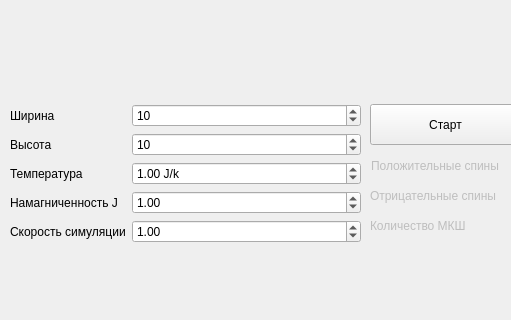
Old version of the form magnetism/mainwindow.ui in the repository tulen-pod-soysom/magnetism; both pictures show x 0 to 511 and y 446 to 766 of the 800 by 766 pixel window.
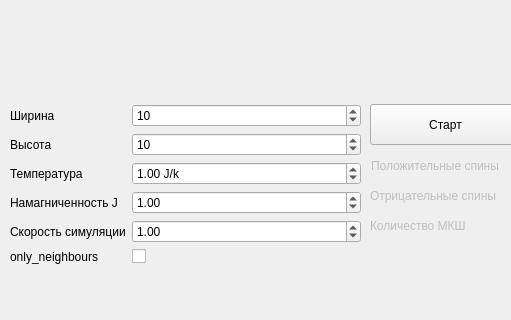
New version of the form. Custom widgets are drawn as their Qt base class.

Commit message: added normal initial distribution of spins, and some options for model. Upd visual prog

Diff of the .ui file:
```diff
--- a/magnetism/mainwindow.ui
+++ b/magnetism/mainwindow.ui
@@ -49,7 +49,7 @@
       <x>10</x>
       <y>550</y>
       <width>351</width>
-      <height>161</height>
+      <height>171</height>
      </rect>
     </property>
     <layout class="QFormLayout" name="formLayout">
@@ -147,6 +147,16 @@
        </property>
       </widget>
      </item>
+     <item row="5" column="0">
+      <widget class="QLabel" name="only_neighboursLabel">
+       <property name="text">
+        <string>only_neighbours</string>
+       </property>
+      </widget>
+     </item>
+     <item row="5" column="1">
+      <widget class="QCheckBox" name="only_neighboursCheckBox"/>
+     </item>
     </layout>
    </widget>
    <widget class="QSpinBox" name="SpinBox_4">
```
Left out of the diff: 2 changed lines with no effect on the pictures. The commit also changes 2 other files.
